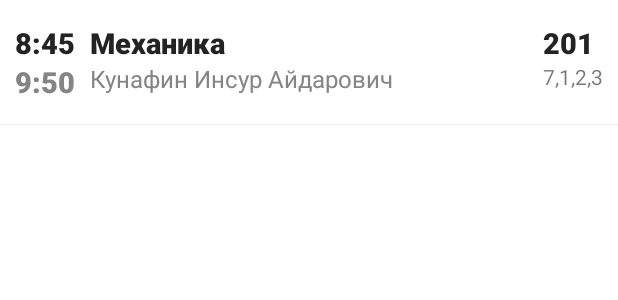
After one commit to V1ntagezTV/ClientUniver, an Android app: the layout fragment_shedule_details_item_content.xml on its own in the app's theme, with its tools: preview values and no code run, on a phone screen of 412 x 824 dp. The commit adds this screen. Shown: the top 300 px of the screen. Run offline under Robolectric (Android 15) with nearby library versions, the phone set to English and light mode, and no system bars.

Commit message:
shedule details activity v3

```diff
--- a/app/src/main/java/com/example/testings/MainActivity.kt
+++ b/app/src/main/java/com/example/testings/MainActivity.kt
@@ -87,7 +87,6 @@ class MainActivity : AppCompatActivity() {
             drawerLayout.closeDrawer(GravityCompat.START)
         }
         else{
-            findNavController(R.id.nav_host_fragment).popBackStack()
             super.onBackPressed()
         }
 
--- /dev/null
+++ b/app/src/main/res/layout/fragment_shedule_details_item_content.xml
@@ -0,0 +1,92 @@
+<?xml version="1.0" encoding="utf-8"?>
+<androidx.cardview.widget.CardView
+    xmlns:android="http://schemas.android.com/apk/res/android"
+    xmlns:app="http://schemas.android.com/apk/res-auto"
+    xmlns:tools="http://schemas.android.com/tools"
+    android:layout_width="match_parent"
+    android:layout_height="wrap_content"
+    app:cardCornerRadius="0dp"
+    app:cardElevation="1dp"
+    android:layout_marginBottom="1dp">
+    <androidx.constraintlayout.widget.ConstraintLayout
+        android:paddingVertical="15dp"
+        android:paddingHorizontal="10dp"
+        android:layout_width="match_parent"
+        android:layout_height="wrap_content">
+
+        <LinearLayout
+            android:id="@+id/linearLayout5"
+            android:layout_width="wrap_content"
+            android:layout_height="wrap_content"
+            android:orientation="vertical"
+            app:layout_constraintStart_toStartOf="parent"
+            app:layout_constraintTop_toTopOf="parent">
+
+            <TextView
+                android:id="@+id/shedule_it_start"
+                style="@style/boldTitleText"
+                android:layout_width="wrap_content"
+                android:layout_height="wrap_content"
+                tools:text="8:45" />
+
+            <TextView
+                android:id="@+id/shedule_it_end"
+                style="@style/boldTitleText"
+                android:layout_width="wrap_content"
+                android:layout_height="wrap_content"
+                android:textColor="@color/font_FooterText"
+                tools:text="9:50" />
+
+        </LinearLayout>
+
+        <LinearLayout
+            android:id="@+id/linearLayout6"
+            android:layout_width="0dp"
+            android:layout_height="wrap_content"
+            android:layout_marginHorizontal="10dp"
+            android:orientation="vertical"
+            app:layout_constraintEnd_toStartOf="@+id/linearLayout7"
+            app:layout_constraintStart_toEndOf="@+id/linearLayout5"
+            app:layout_constraintTop_toTopOf="parent">
+
+            <TextView
+                android:id="@+id/shedule_it_title"
+                style="@style/boldTitleText"
+                android:layout_width="wrap_content"
+                android:layout_height="wrap_content"
+                android:text="Механика" />
+
+            <TextView
+                android:id="@+id/shedule_it_teacher"
+                android:layout_width="wrap_content"
+                android:layout_height="wrap_content"
+                android:text="Кунафин Инсур Айдарович"
+                android:textColor="@color/font_FooterText"
+                android:textSize="16sp" />
+        </LinearLayout>
+
+        <LinearLayout
+            android:id="@+id/linearLayout7"
+            android:layout_width="wrap_content"
+            android:layout_height="match_parent"
+            android:orientation="vertical"
+            app:layout_constraintEnd_toEndOf="parent"
+            app:layout_constraintTop_toTopOf="parent">
+
+            <TextView
+                android:id="@+id/shedule_it_cab"
+                style="@style/boldTitleText"
+                android:layout_width="wrap_content"
+                android:layout_height="wrap_content"
+                android:text="201" />
+
+            <TextView
+                android:id="@+id/shedule_it_weeks"
+                android:layout_width="wrap_content"
+                android:layout_height="wrap_content"
+                tools:text="7,1,2,3" />
+
+        </LinearLayout>
+
+    </androidx.constraintlayout.widget.ConstraintLayout>
+</androidx.cardview.widget.CardView>
--- a/app/src/main/res/navigation/mobile_navigation.xml
+++ b/app/src/main/res/navigation/mobile_navigation.xml
@@ -65,4 +65,9 @@
         android:id="@+id/nav_faculties"
         android:name="com.example.testings.ui.faculties.FacultiesFragment"
         android:label="@string/menu_faculties"/>
+
+    <fragment
+        android:id="@+id/nav_shedule_details"
+        android:name="com.example.testings.ui.shedules.ShedulePage.SheduleDetailsActivity"
+        android:label="Детали расписания"/>
 </navigation>
--- a/app/src/main/res/values/colors.xml
+++ b/app/src/main/res/values/colors.xml
@@ -10,6 +10,7 @@
     <color name="font_ContentText">#222222</color>
     <color name="font_FooterText">#848484</color>
     <color name="font_LinkedText">#2a5895</color>
+
 </resources>
 
 <!--
```
Also changed, not shown: app/src/main/AndroidManifest.xml (+0 -7 lines), app/src/main/java/com/example/testings/ui/shedules/SheduleDetailsActivity.kt (deleted, +0 -22 lines), app/src/main/java/com/example/testings/ui/shedules/ShedulePage/SheduleAdapter.kt (added, +43 -0 lines), app/src/main/java/com/example/testings/ui/shedules/ShedulePage/SheduleDetailsActivity.kt (added, +45 -0 lines), app/src/main/java/com/example/testings/ui/shedules/ShedulePage/SheduleModel.kt (added, +12 -0 lines), app/src/main/java/com/example/testings/ui/shedules/StudentShedulePage/StudentSheduleAdapter.kt (+1 -7 lines), app/src/main/java/com/example/testings/ui/shedules/StudentShedulePage/StudentSheduleFragment.kt (+7 -3 lines), app/src/main/java/com/example/testings/ui/shedules/TeacherShedulePage/TeacherAdapter.kt (+1 -6 lines), app/src/main/java/com/example/testings/ui/shedules/TeacherShedulePage/TeacherSheduleFragment.kt (+7 -1 lines), app/src/main/res/layout/fragment_shedule_details.xml (+95 -2 lines).
